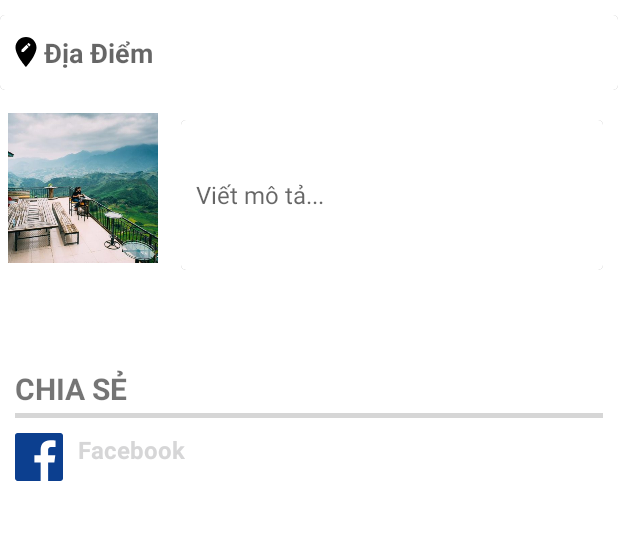
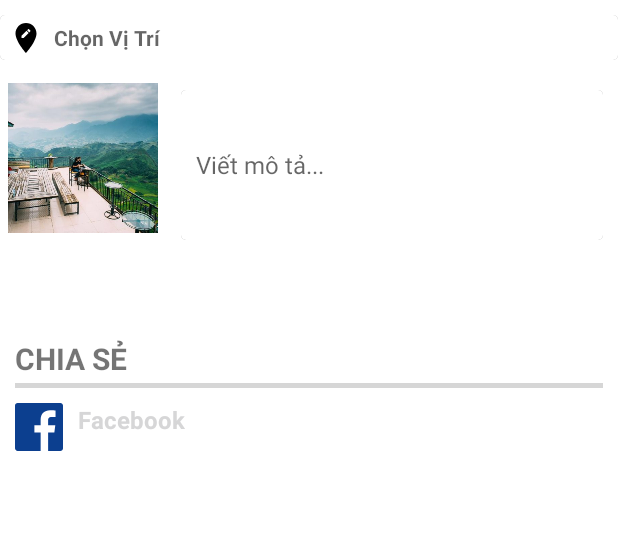
Before and after one commit to vuvuong3101/Hackathon3-TravelApp, an Android app: the layout fragment_upload_image.xml on its own in the app's theme, with its tools: preview values and no code run, on a phone screen of 412 x 824 dp, the part 84-624 px from its top. Run offline under Robolectric (Android 15) with nearby library versions, the phone set to English and light mode, and no system bars; grey boxes are pictures that could not be loaded.

Commit message:
update gợi ý địa điểm

```diff
--- a/app/src/main/java/vu/travelapp/Intro.java
+++ b/app/src/main/java/vu/travelapp/Intro.java
@@ -28,6 +28,8 @@ import java.io.IOException;
 import java.net.URL;
 import java.util.Arrays;
 
+import vu.travelapp.activities.LoginActivity;
+import vu.travelapp.activities.MainActivity;
 import vu.travelapp.models.ProfileModel;
 
 public class Intro extends AppCompatActivity {
--- a/app/src/main/java/vu/travelapp/LoginActivity.java
+++ b/app/src/main/java/vu/travelapp/activities/LoginActivity.java
@@ -1,4 +1,4 @@
-package vu.travelapp;
+package vu.travelapp.activities;
 
 import android.content.Intent;
 import android.content.pm.PackageInfo;
@@ -35,6 +35,7 @@ import java.security.MessageDigest;
 import java.security.NoSuchAlgorithmException;
 import java.util.Arrays;
 
+import vu.travelapp.R;
 import vu.travelapp.models.ProfileModel;
 
 public class LoginActivity extends AppCompatActivity {
--- a/app/src/main/java/vu/travelapp/MainActivity.java
+++ b/app/src/main/java/vu/travelapp/activities/MainActivity.java
@@ -1,5 +1,6 @@
-package vu.travelapp;
+package vu.travelapp.activities;
 
+import android.content.Context;
 import android.os.Bundle;
 import android.support.v7.app.AppCompatActivity;
 import android.support.v7.widget.Toolbar;
@@ -17,6 +18,7 @@ import org.greenrobot.eventbus.EventBus;
 import org.json.JSONException;
 import org.json.JSONObject;
 
+import vu.travelapp.R;
 import vu.travelapp.fragments.HomeFragment;
 import vu.travelapp.fragments.RankFragment;
 import vu.travelapp.fragments.UploadFragment;
@@ -31,6 +33,7 @@ public class MainActivity extends AppCompatActivity {
     private RelativeLayout user;
     private ProfileModel profileModel;
     private SpaceNavigationView spaceNavigationView;
+    private Context context;
 
 
     @Override
--- a/app/src/main/java/vu/travelapp/SplashActivity.java
+++ b/app/src/main/java/vu/travelapp/activities/SplashActivity.java
@@ -1,4 +1,4 @@
-package vu.travelapp;
+package vu.travelapp.activities;
 
 import android.content.Intent;
 import android.os.AsyncTask;
@@ -13,6 +13,8 @@ import com.facebook.AccessTokenTracker;
 import com.facebook.login.LoginManager;
 
 import java.util.Arrays;
+
+import vu.travelapp.R;
 
 public class SplashActivity extends AppCompatActivity {
     private String TAG = SplashActivity.class.toString();
--- a/app/src/main/java/vu/travelapp/adapter/AdapterHomeFragment.java
+++ b/app/src/main/java/vu/travelapp/adapter/AdapterHomeFragment.java
@@ -24,7 +24,7 @@ import retrofit2.Callback;
 import retrofit2.Response;
 import retrofit2.Retrofit;
 import retrofit2.converter.gson.GsonConverterFactory;
-import vu.travelapp.MainActivity;
+import vu.travelapp.activities.MainActivity;
 import vu.travelapp.R;
 import vu.travelapp.fragments.ImageDetailFragment;
 import vu.travelapp.fragments.UserFragment;
--- a/app/src/main/java/vu/travelapp/fragments/SettingFragment.java
+++ b/app/src/main/java/vu/travelapp/fragments/SettingFragment.java
@@ -12,7 +12,7 @@ import android.widget.Toast;
 
 import com.facebook.login.LoginManager;
 
-import vu.travelapp.LoginActivity;
+import vu.travelapp.activities.LoginActivity;
 import vu.travelapp.R;
 
 /**
--- a/app/src/main/java/vu/travelapp/fragments/UserFragment.java
+++ b/app/src/main/java/vu/travelapp/fragments/UserFragment.java
@@ -1,7 +1,6 @@
 package vu.travelapp.fragments;
 
 import android.app.Dialog;
-import android.content.Intent;
 import android.os.Bundle;
 import android.support.v4.app.Fragment;
 import android.support.v7.widget.GridLayoutManager;
@@ -14,9 +13,7 @@ import android.view.ViewGroup;
 import android.widget.ImageView;
 import android.widget.RelativeLayout;
 import android.widget.TextView;
-import android.widget.Toast;
 
-import com.facebook.login.LoginManager;
 import com.squareup.picasso.Picasso;
 
 import org.greenrobot.eventbus.EventBus;
@@ -25,7 +22,6 @@ import org.greenrobot.eventbus.Subscribe;
 import java.util.ArrayList;
 import java.util.List;
 
-import vu.travelapp.LoginActivity;
 import vu.travelapp.R;
 import vu.travelapp.adapter.AdapterPostedProfileFragment;
 import vu.travelapp.managers.ScreenManager;
--- a/app/src/main/res/layout/activity_main.xml
+++ b/app/src/main/res/layout/activity_main.xml
@@ -6,7 +6,7 @@
     android:layout_height="match_parent"
     android:id="@+id/main"
     android:background="@color/colorPrimary"
-    tools:context="vu.travelapp.MainActivity">
+    tools:context="vu.travelapp.activities.MainActivity">
     <RelativeLayout
         android:id="@+id/main_content_home"
         android:layout_width="match_parent"
--- a/app/src/main/res/layout/fragment_upload_image.xml
+++ b/app/src/main/res/layout/fragment_upload_image.xml
@@ -91,13 +91,13 @@
         android:layout_marginBottom="10dp"
         android:layout_marginTop="10dp">
 
-        <EditText
-            android:id="@+id/et_destination"
+        <TextView
+            android:id="@+id/tv_destination"
             android:layout_width="match_parent"
-            android:layout_height="50dp"
+            android:layout_height="30dp"
             android:background="@drawable/styletext"
             android:drawableLeft="@drawable/edit_location"
-            android:hint="Địa Điểm"
+            android:hint="  Chọn Vị Trí"
             android:padding="5dp"
             android:textStyle="bold" />
 
@@ -105,7 +105,7 @@
             android:id="@+id/cardview"
             android:layout_width="match_parent"
             android:layout_height="wrap_content"
-            android:layout_below="@+id/et_destination"
+            android:layout_below="@+id/tv_destination"
             android:layout_marginBottom="5dp"
             android:layout_marginLeft="0dp"
             android:layout_marginRight="0dp"
```
Also changed, not shown: app/build.gradle (+3 -4 lines), app/src/main/AndroidManifest.xml (+5 -8 lines), app/src/main/java/vu/travelapp/fragments/UploadFragment.java (+42 -10 lines), 39 other files.
